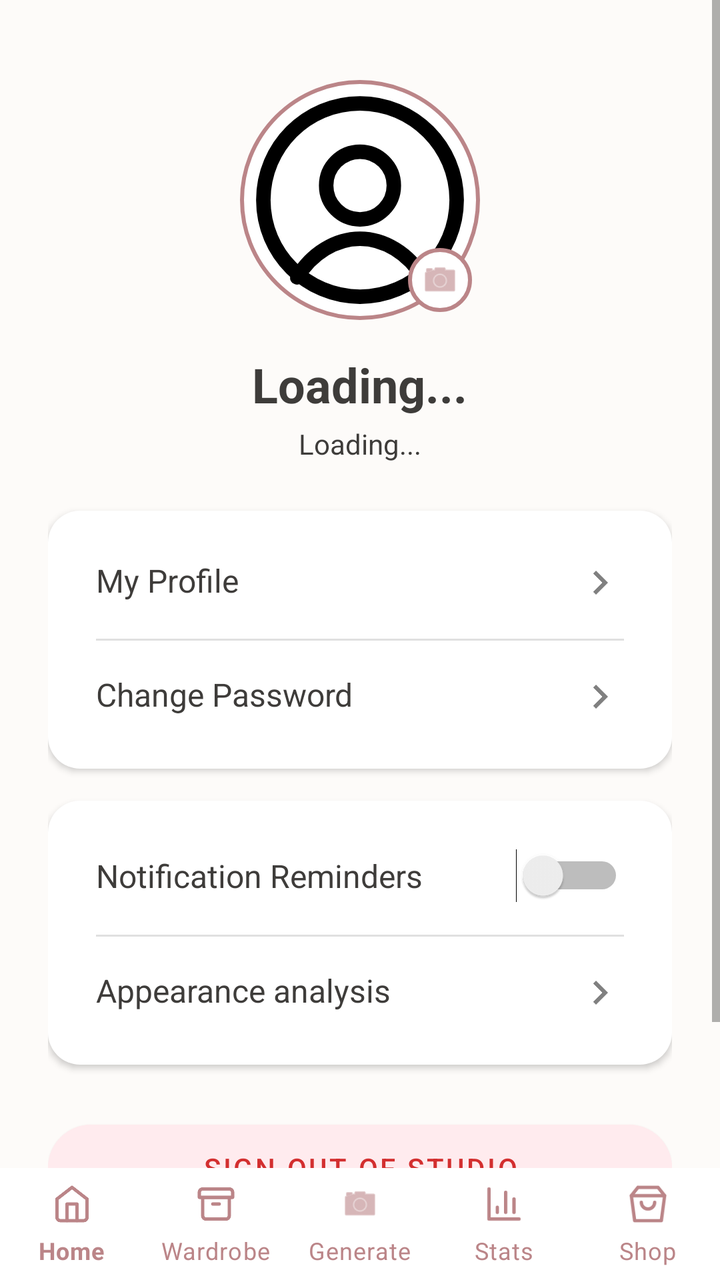
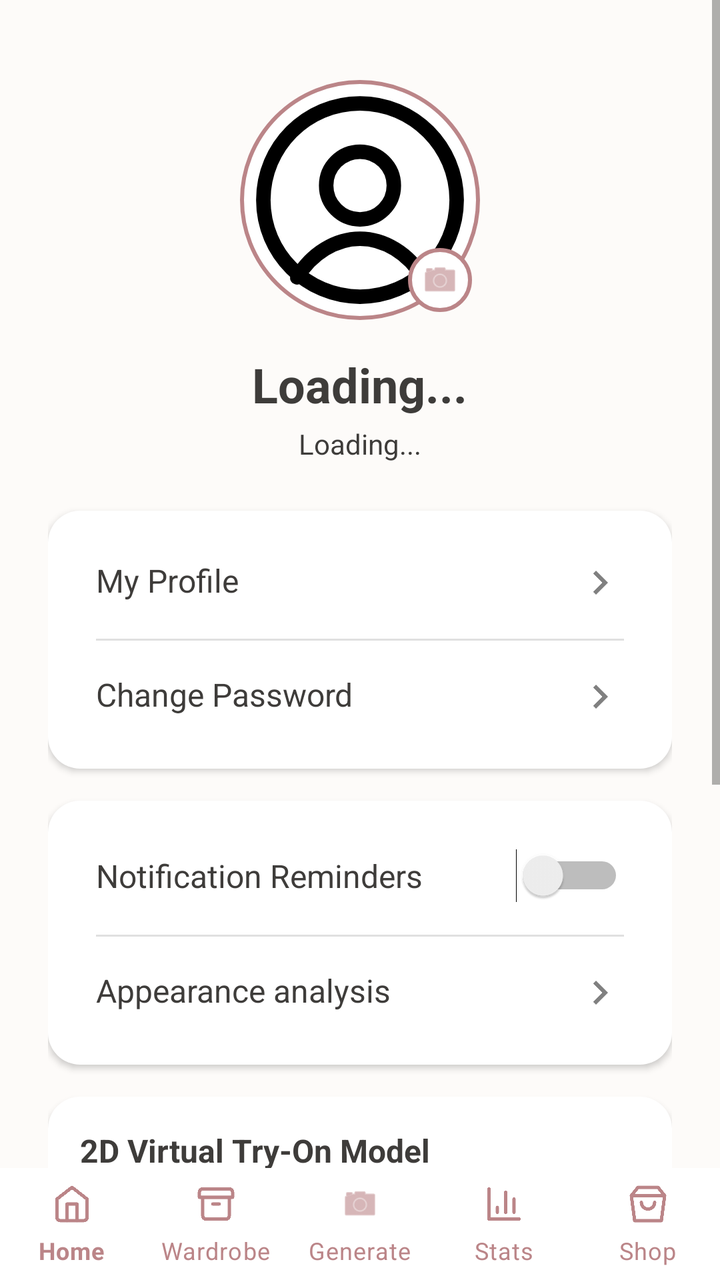

Screens rendered from an Android XML layout before and after an edit, with the pre-edit source and the edit as a unified diff.
<!-- AndroidManifest.xml: application theme Theme.OutfitStudio -->
<!-- res/layout/activity_profile.xml -->
<?xml version="1.0" encoding="utf-8"?>
<RelativeLayout xmlns:android="http://schemas.android.com/apk/res/android"
    xmlns:app="http://schemas.android.com/apk/res-auto"
    android:layout_width="match_parent"
    android:layout_height="match_parent"
    android:background="@color/background">

    <ScrollView
        android:layout_width="match_parent"
        android:layout_height="match_parent"
        android:layout_above="@+id/bottomNavigationContainer">
        
        <LinearLayout
            android:layout_width="match_parent"
            android:layout_height="wrap_content"
            android:orientation="vertical"
            android:gravity="center_horizontal"
            android:padding="24dp">
            
            <FrameLayout
                android:layout_width="120dp"
                android:layout_height="120dp"
                android:layout_marginTop="16dp"
                android:background="@drawable/bg_circle_profile">
                
                <androidx.cardview.widget.CardView
                    android:layout_width="116dp"
                    android:layout_height="116dp"
                    android:layout_gravity="center"
                    app:cardCornerRadius="58dp"
                    app:cardElevation="0dp"
                    app:cardBackgroundColor="@android:color/transparent">
                    
                    <ImageView
                        android:id="@+id/ivProfileImage"
                        android:layout_width="match_parent"
                        android:layout_height="match_parent"
                        android:scaleType="centerCrop"
                        android:src="@drawable/ic_profile"/>
                </androidx.cardview.widget.CardView>
                
                
                <ImageView
                    android:id="@+id/btnEditProfileImage"
                    android:layout_width="32dp"
                    android:layout_height="32dp"
                    android:layout_gravity="bottom|end"
                    android:layout_marginEnd="4dp"
                    android:layout_marginBottom="4dp"
                    android:background="@drawable/bg_circle_profile"
                    android:padding="6dp"
                    android:src="@android:drawable/ic_menu_camera"
                    app:tint="@color/primary"/>
            </FrameLayout>

            <TextView
                android:id="@+id/tvProfileName"
                android:layout_width="wrap_content"
                android:layout_height="wrap_content"
                android:layout_marginTop="16dp"
                android:text="Loading..."
                android:textSize="24sp"
                android:textStyle="bold"
                android:textColor="@color/on_background"/>

            <TextView
                android:id="@+id/tvProfileEmail"
                android:layout_width="wrap_content"
                android:layout_height="wrap_content"
                android:layout_marginTop="4dp"
                android:text="Loading..."
                android:textSize="14sp"
                android:textColor="@color/on_background"/>
                
            
            <LinearLayout
                android:layout_width="match_parent"
                android:layout_height="wrap_content"
                android:orientation="vertical"
                android:background="@drawable/bg_profile_card"
                android:layout_marginTop="24dp"
                android:padding="8dp"
                android:elevation="2dp">
                
                <TextView
                    android:id="@+id/btnMyProfile"
                    android:layout_width="match_parent"
                    android:layout_height="wrap_content"
                    android:text="My Profile"
                    android:textSize="16sp"
                    android:padding="16dp"
                    android:textColor="@color/on_surface"
                    android:drawableEnd="@drawable/ic_arrow_forward"
                    android:background="?attr/selectableItemBackground"/>
                    
                <View android:layout_width="match_parent" android:layout_height="1dp" android:background="#E0E0E0" android:layout_marginHorizontal="16dp"/>
                
                <TextView
                    android:id="@+id/btnChangePassword"
                    android:layout_width="match_parent"
                    android:layout_height="wrap_content"
                    android:text="Change Password"
                    android:textSize="16sp"
                    android:padding="16dp"
                    android:textColor="@color/on_surface"
                    android:drawableEnd="@drawable/ic_arrow_forward"
                    android:background="?attr/selectableItemBackground"/>
                    

            </LinearLayout>

            
            <LinearLayout
                android:layout_width="match_parent"
                android:layout_height="wrap_content"
                android:orientation="vertical"
                android:background="@drawable/bg_profile_card"
                android:layout_marginTop="16dp"
                android:padding="8dp"
                android:elevation="2dp">
                
                <LinearLayout
                    android:layout_width="match_parent"
                    android:layout_height="wrap_content"
                    android:orientation="horizontal"
                    android:padding="16dp"
                    android:gravity="center_vertical">
                    <TextView
                        android:layout_width="0dp"
                        android:layout_height="wrap_content"
                        android:layout_weight="1"
                        android:text="Notification Reminders"
                        android:textSize="16sp"
                        android:textColor="@color/on_surface"/>
                    <Switch
                        android:id="@+id/switchNotifications"
                        android:layout_width="wrap_content"
                        android:layout_height="wrap_content"/>
                </LinearLayout>
                    
                <View android:layout_width="match_parent" android:layout_height="1dp" android:background="#E0E0E0" android:layout_marginHorizontal="16dp"/>
                
                <TextView
                    android:id="@+id/btnAppearanceAnalysis"
                    android:layout_width="match_parent"
                    android:layout_height="wrap_content"
                    android:text="Appearance analysis"
                    android:textSize="16sp"
                    android:padding="16dp"
                    android:textColor="@color/on_surface"
                    android:drawableEnd="@drawable/ic_arrow_forward"
                    android:background="?attr/selectableItemBackground"/>
            </LinearLayout>
            
            <Button
                android:id="@+id/btnLogoutNew"
                android:layout_width="match_parent"
                android:layout_height="wrap_content"
                android:layout_marginTop="24dp"
                android:text="Sign Out of Studio"
                android:textColor="#D32F2F"
                android:backgroundTint="#FFEBEE"
                android:padding="12dp"
                app:cornerRadius="24dp"
                android:layout_marginBottom="32dp"/>
                
        </LinearLayout>
    </ScrollView>
    
    
    <FrameLayout
        android:id="@+id/bottomNavigationContainer"
        android:layout_width="match_parent"
        android:layout_height="wrap_content"
        android:layout_alignParentBottom="true">

        <com.google.android.material.bottomnavigation.BottomNavigationView
            android:id="@+id/bottomNavigation"
            app:itemIconSize="20dp"
            android:layout_width="match_parent"
            android:layout_height="wrap_content"
            android:layout_gravity="bottom"
            app:menu="@menu/bottom_nav"
            app:labelVisibilityMode="labeled"
            app:itemIconTint="@color/primary"
            app:itemTextColor="@color/primary"
            android:background="@color/surface" />
    </FrameLayout>
</RelativeLayout>
<!-- resources referenced by this layout -->
<resources>
  <color name="background">#FDFBF9</color>
  <color name="on_background">#3E3C3A</color>
  <color name="on_surface">#3E3C3A</color>
  <color name="primary">#BB8588</color>
  <color name="surface">#FFFFFF</color>
  <!-- drawable bg_circle_profile (drawable) -->
  <?xml version="1.0" encoding="utf-8"?>
  <shape xmlns:android="http://schemas.android.com/apk/res/android"
      android:shape="oval">
      <solid android:color="@color/surface"/>
      <stroke android:color="@color/primary_variant" android:width="2dp"/>
  </shape>
  <!-- drawable bg_profile_card (drawable) -->
  <?xml version="1.0" encoding="utf-8"?>
  <shape xmlns:android="http://schemas.android.com/apk/res/android">
      <solid android:color="@color/surface"/>
      <corners android:radius="16dp"/>
  </shape>
  <!-- drawable ic_arrow_forward (drawable) -->
  <vector xmlns:android="http://schemas.android.com/apk/res/android"
      android:width="24dp" android:height="24dp" android:viewportWidth="24.0" android:viewportHeight="24.0">
      <path android:fillColor="#808080" android:pathData="M8.59,16.59L13.17,12L8.59,7.41L10,6l6,6l-6,6L8.59,16.59z"/>
  </vector>
  <!-- drawable ic_profile (drawable) -->
  <vector xmlns:android="http://schemas.android.com/apk/res/android"
      android:width="24dp" android:height="24dp" android:viewportWidth="24" android:viewportHeight="24">
      
      <path android:fillColor="#00000000" android:strokeColor="#FF000000" android:strokeWidth="1.5" android:strokeLineCap="round" android:strokeLineJoin="round"
          android:pathData="M12 2C6.48 2 2 6.48 2 12s4.48 10 10 10s10 -4.48 10 -10S17.52 2 12 2z" />
      
      <path android:fillColor="#00000000" android:strokeColor="#FF000000" android:strokeWidth="1.5" android:strokeLineCap="round" android:strokeLineJoin="round"
          android:pathData="M12 7a3.5 3.5 0 1 0 0 7 3.5 3.5 0 0 0 0 -7z" />
      
      <path android:fillColor="#00000000" android:strokeColor="#FF000000" android:strokeWidth="1.5" android:strokeLineCap="round" android:strokeLineJoin="round"
          android:pathData="M5.5 20c1.5 -2.5 4 -4 6.5 -4s5 1.5 6.5 4" />
  </vector>
  <style name="Theme.OutfitStudio" parent="Theme.MaterialComponents.Light.NoActionBar">
          <item name="android:textColor">@color/on_background</item>
          <item name="android:textColorHint">@color/text_hint</item>
          
          <item name="colorPrimary">@color/primary</item>
          <item name="colorPrimaryVariant">@color/primary_variant</item>
          <item name="colorOnPrimary">@color/on_primary</item>
          
          <item name="colorSecondary">@color/primary</item>
          <item name="colorSecondaryVariant">@color/primary_variant</item>
          <item name="colorOnSecondary">@color/on_primary</item>
          
          <item name="android:colorBackground">@color/background</item>
          <item name="colorSurface">@color/surface</item>
          
          <item name="android:statusBarColor">@color/background</item>
          <item name="android:windowLightStatusBar">true</item>
      </style>
  <color name="primary_variant">#BB8588</color>
  <color name="text_hint">#A09D9B</color>
  <color name="on_primary">#FFFFFF</color>
</resources>

<!-- the commit's change to res/layout/activity_profile.xml (unified diff, before → after) -->
@@ -151,6 +151,70 @@
                     android:drawableEnd="@drawable/ic_arrow_forward"
                     android:background="?attr/selectableItemBackground"/>
             </LinearLayout>
+
+            
+            <LinearLayout
+                android:layout_width="match_parent"
+                android:layout_height="wrap_content"
+                android:orientation="vertical"
+                android:background="@drawable/bg_profile_card"
+                android:layout_marginTop="16dp"
+                android:padding="16dp"
+                android:elevation="2dp">
+                
+                <TextView
+                    android:layout_width="match_parent"
+                    android:layout_height="wrap_content"
+                    android:text="2D Virtual Try-On Model"
+                    android:textSize="16sp"
+                    android:textStyle="bold"
+                    android:textColor="@color/on_surface"
+                    android:layout_marginBottom="12dp"/>
+
+                <LinearLayout
+                    android:layout_width="match_parent"
+                    android:layout_height="wrap_content"
+                    android:orientation="horizontal"
+                    android:gravity="center_vertical">
+                    
+                    <androidx.cardview.widget.CardView
+                        android:layout_width="80dp"
+                        android:layout_height="120dp"
+                        app:cardCornerRadius="8dp"
+                        app:cardElevation="0dp"
+                        app:cardBackgroundColor="#E0E0E0">
+                        
+                        <ImageView
+                            android:id="@+id/ivVirtualTryOnImage"
+                            android:layout_width="match_parent"
+                            android:layout_height="match_parent"
+                            android:scaleType="centerCrop"
+                            android:src="@drawable/ic_profile"/>
+                    </androidx.cardview.widget.CardView>
+                    
+                    <LinearLayout
+                        android:layout_width="match_parent"
+                        android:layout_height="wrap_content"
+                        android:orientation="vertical"
+                        android:layout_marginStart="16dp">
+                        
+                        <TextView
+                            android:layout_width="wrap_content"
+                            android:layout_height="wrap_content"
+                            android:text="Full Body Image"
+                            android:textSize="14sp"
+                            android:textColor="@color/on_surface"
+                            android:layout_marginBottom="8dp"/>
+                            
+                        <Button
+                            android:id="@+id/btnChangeVirtualTryOnImage"
+                            android:layout_width="wrap_content"
+                            android:layout_height="wrap_content"
+                            android:text="Upload Image"
+                            style="?attr/materialButtonOutlinedStyle"/>
+                    </LinearLayout>
+                </LinearLayout>
+            </LinearLayout>
             
             <Button
                 android:id="@+id/btnLogoutNew"
